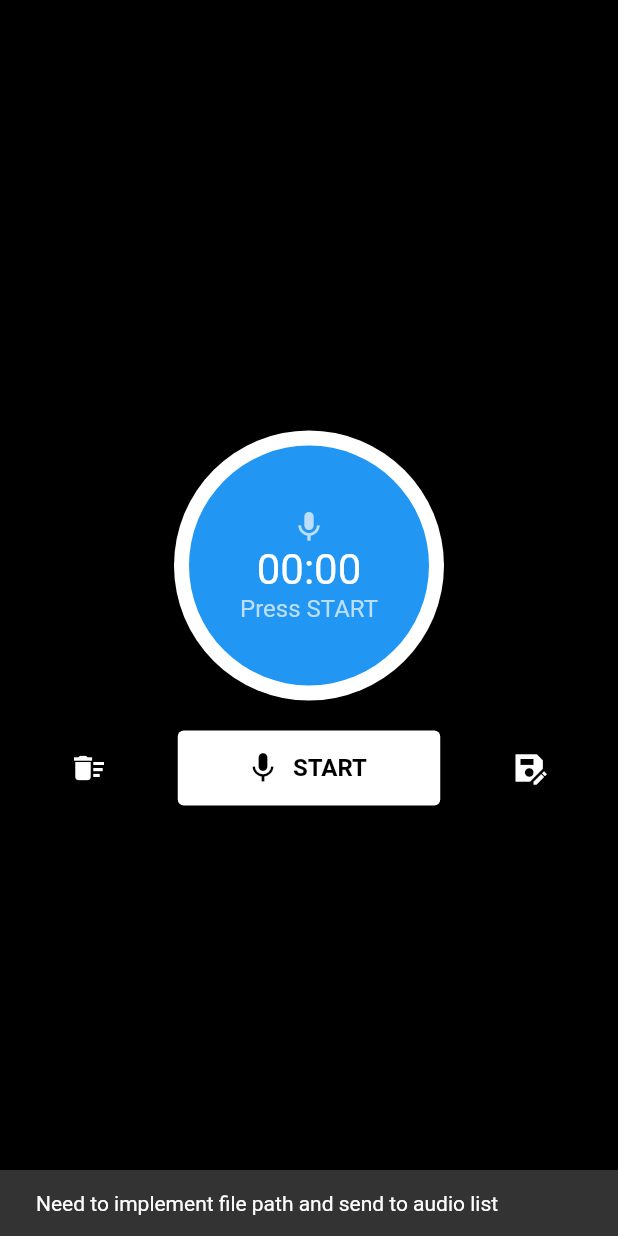
After one commit to SadakatulShakil/UHCD-Project, a Flutter app: the RecorderScreen screen opened directly, after a tap on the "save as" icon, on a phone screen of 412 x 824 dp. The commit adds this screen. Run offline on Flutter 3.47's test engine with Material 2 defaults, Android fonts, the light colour scheme and no system bars; our stand-ins replace camera, file_picker, image_picker, permission_handler; missing offline and left inert: flutter_sound_lite, video_thumbnail.

Commit message:
multiple image and video from camera, audio file upload and audio record 70% done

```diff
--- /dev/null
+++ b/lib/recorder_screen.dart
@@ -0,0 +1,138 @@
+import 'dart:async';
+
+import 'package:flutter/material.dart';
+import 'package:uhcd_childreen_project/sound_recorder.dart';
+
+class RecorderScreen extends StatefulWidget{
+  const RecorderScreen({super.key});
+
+  @override
+  State<RecorderScreen> createState() => _RecorderScreenState();
+
+}
+
+class _RecorderScreenState extends State<RecorderScreen>{
+
+  bool visibleBool = false;
+  final recorder = SoundRecorder();
+  late Timer _timer;
+  int _seconds = 0;
+  Widget buildStart(){
+    final isRecording = recorder.isRecording;
+    final icon = isRecording ? Icons.stop : Icons.mic;
+    final text = isRecording ? 'STOP' : 'START';
+    final backgroundColor = isRecording ? Colors.red:Colors.white;
+    final foregroundColor = isRecording ? Colors.white:Colors.black;
+    return ElevatedButton.icon(
+      style: ElevatedButton.styleFrom(minimumSize: Size(175, 50),
+      backgroundColor: backgroundColor,
+      foregroundColor: foregroundColor
+      ),
+        onPressed: ()async{
+        final _isRecording = await recorder.toggleRecording();
+        setState(() {
+          visibleBool = isRecording;
+          isRecording?_stopTimer():_startTimer();
+          print('kkkkkk: '+ _isRecording.toString());
+        });
+        },
+        icon: Icon(icon),
+        label: Text(text, style: TextStyle(fontSize: 16, fontWeight: FontWeight.bold),)
+    );
+  }
+
+  void _startTimer() {
+    _timer = Timer.periodic(Duration(seconds: 1), (Timer timer) {
+      setState(() {
+        _seconds++;
+      });
+    });
+  }
+
+  void _stopTimer() {
+    if (_timer.isActive) {
+      _timer.cancel();
+    }
+  }
+
+  void _restartTimer() {
+    _stopTimer();
+    setState(() {
+      _seconds = 0;
+    });
+    _startTimer();
+  }
+
+  @override
+  void initState() {
+    // TODO: implement initState
+    super.initState();
+    recorder.init();
+  }
+
+  @override
+  void dispose() {
+    // TODO: implement dispose
+    recorder.dispose();
+    super.dispose();
+  }
+  @override
+  Widget build(BuildContext context) {
+    // TODO: implement build
+    return Scaffold(
+    backgroundColor: Colors.black,
+      body: Center(
+        child: Column(
+          mainAxisAlignment: MainAxisAlignment.center,
+          children: [
+            CircleAvatar(
+              radius: 90,
+              backgroundColor: Colors.white,
+              child: CircleAvatar(
+                radius: 80,
+                backgroundColor: Colors.blue,
+                child: Column(
+                  mainAxisAlignment: MainAxisAlignment.center,
+                  children: [
+                    Icon(Icons.mic),
+                    Text(
+                      '${(_seconds ~/ 60).toString().padLeft(2, '0')}:${(_seconds % 60).toString().padLeft(2, '0')}',
+                      style: TextStyle(fontSize: 28, color: Colors.white),
+                    ),
+                    Text('Press START')
+                  ],
+                ),
+              ),
+            ),
+            SizedBox(height: 20),
+            Row(
+              mainAxisAlignment: MainAxisAlignment.spaceEvenly,
+              children: [
+                Visibility(
+                  visible: visibleBool?false:true,
+                  child: GestureDetector(
+                    onTap: (){
+                      _restartTimer();
+                    },
+                      child: Icon(Icons.delete_sweep, color: Colors.white,)),
+                ),
+                buildStart(),
+                Visibility(
+                  visible: visibleBool?false:true,
+                  child: GestureDetector(
+                    onTap: (){
+                      ScaffoldMessenger.of(context).showSnackBar(const SnackBar(
+                        content: Text('Need to implement file path and send to audio list'),
+                      ));
+                    },
+                      child: Icon(Icons.save_as_sharp, color: Colors.white,)),
+                ),
+              ],
+            )
+          ],
+        ),
+      ),
+    );
+  }
+
+}
--- /dev/null
+++ b/lib/sound_recorder.dart
@@ -0,0 +1,46 @@
+import 'package:flutter/material.dart';
+import 'package:flutter_sound_lite/flutter_sound.dart';
+import 'package:permission_handler/permission_handler.dart';
+
+final pathToSaveAudio = DateTime.now().toString()+'_'+'example_audio.aac';
+class SoundRecorder{
+
+  bool isRecorderInitialised = false;
+  bool get isRecording => _audioRecorder!.isRecording;
+  FlutterSoundRecorder? _audioRecorder;
+
+  Future init() async {
+    _audioRecorder = FlutterSoundRecorder();
+    final status = await Permission.microphone.request();
+    if(status != PermissionStatus.granted){
+      throw RecordingPermissionException('Microphone permission need to access Audio !');
+    }
+    await _audioRecorder!.openAudioSession();
+    isRecorderInitialised = true;
+  }
+
+  void dispose() {
+    if(!isRecorderInitialised) return;
+    _audioRecorder!.closeAudioSession();
+    _audioRecorder = null;
+    isRecorderInitialised = false;
+  }
+
+  Future _record() async {
+    if(!isRecorderInitialised) return;
+    await _audioRecorder!.startRecorder(toFile: pathToSaveAudio);
+  }
+  Future _stop() async {
+    if(!isRecorderInitialised) return;
+    await _audioRecorder!.stopRecorder();
+  }
+
+  Future toggleRecording() async {
+   if(_audioRecorder!.isStopped){
+     await _record();
+   }else{
+     await _stop();
+   }
+  }
+
+}
--- a/pubspec.yaml
+++ b/pubspec.yaml
@@ -41,6 +41,8 @@ dependencies:
   image_picker: ^1.0.4
   audioplayers: ^5.2.0
   video_thumbnail: ^0.5.3
+  flutter_sound_lite: ^8.5.0
+  permission_handler: ^11.0.1
 
 dev_dependencies:
   flutter_test:
```
Also changed, not shown: lib/main.dart (+82 -46 lines), pubspec.lock, 3 other files.
